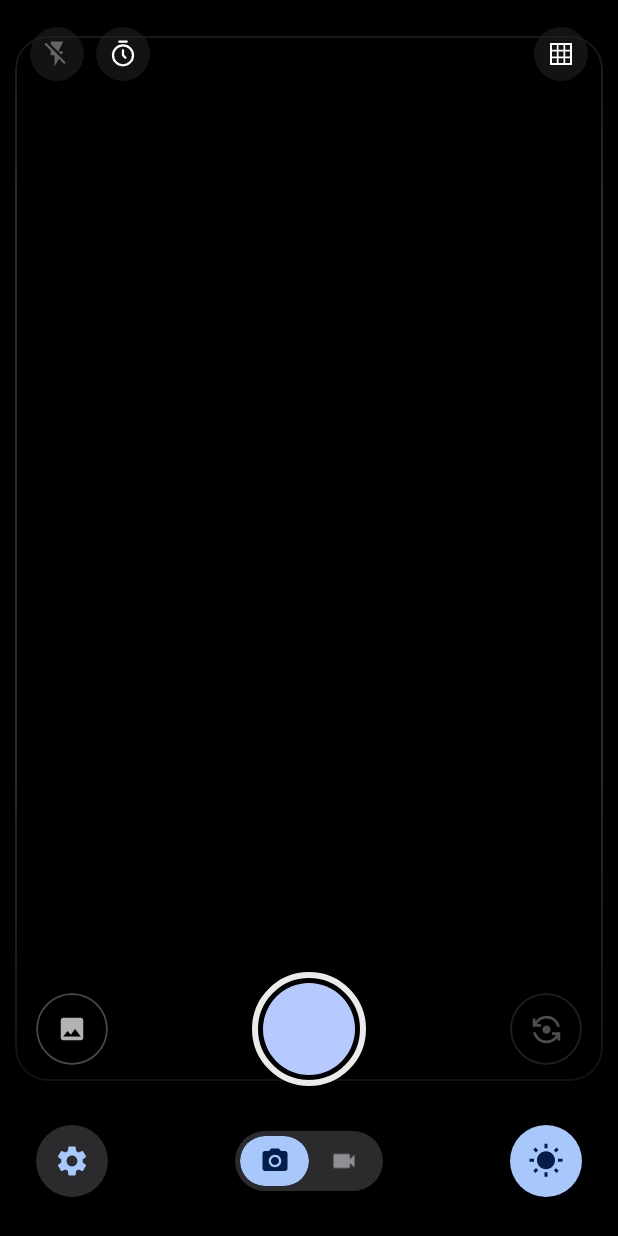
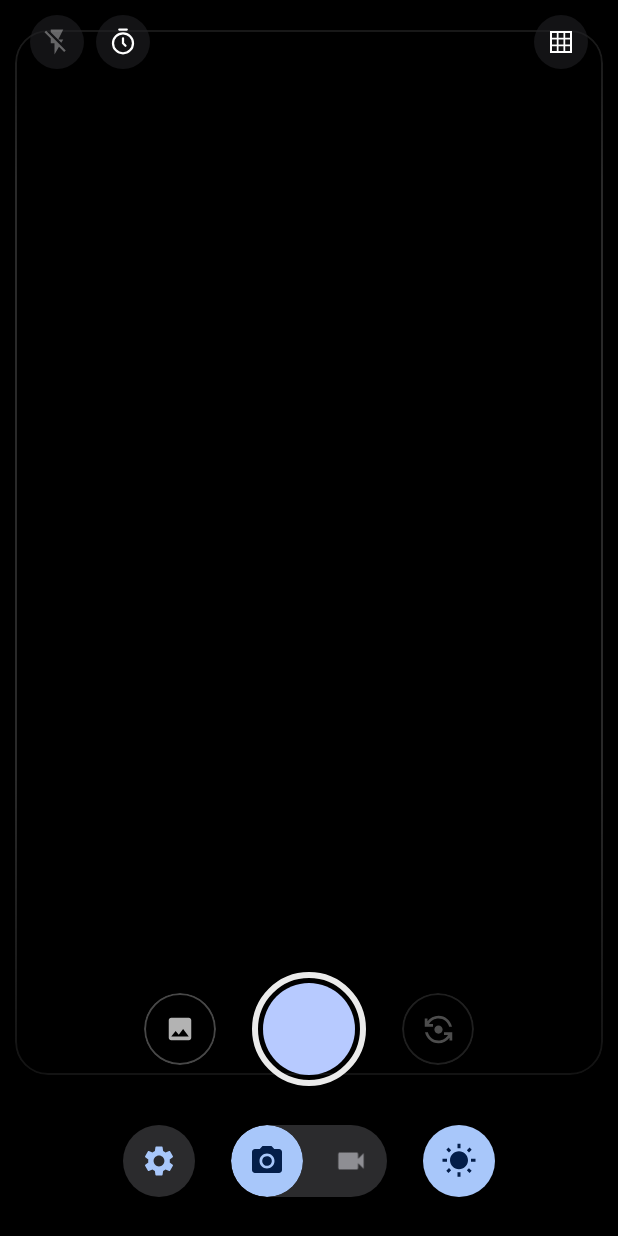
Before and after one commit to dnecra/pure-cam, an Android app built with Jetpack Compose: the composable GoogleCameraUI shown on its own in the app's theme, on a phone screen of 412 x 824 dp. Run offline under Robolectric (Android 15) with nearby library versions, the phone set to English and light mode, and no system bars; 2 statements that could not run were skipped.

Commit message:
Refine camera control layout
Center the shutter, thumbnail, and flip controls, adjust bottom-bar spacing, and enlarge mode buttons into circular touch targets. Remove extra top padding from the camera preview.

```diff
--- a/app/src/main/java/com/necra/purecam/ui/GoogleCameraUI.kt
+++ b/app/src/main/java/com/necra/purecam/ui/GoogleCameraUI.kt
@@ -132,7 +132,7 @@ fun GoogleCameraUI(
         Box(
             modifier = Modifier
                 .fillMaxSize()
-                .padding(start = 10.dp, end = 10.dp, top = 8.dp, bottom = 88.dp)
+                .padding(start = 10.dp, end = 10.dp, bottom = 88.dp)
         ) {
             // Plain black card. The preview is clipped by its selected-ratio window, so no extra
             // rounded Surface layer wraps the whole viewfinder (one less layer per frame).
@@ -244,29 +244,30 @@ fun GoogleCameraUI(
                         }
                         if (lenses.size > 1) Spacer(Modifier.height(18.dp))
                         Row(
-                            modifier = Modifier.fillMaxWidth(),
-                            verticalAlignment = Alignment.CenterVertically
+                            modifier = Modifier
+                                .fillMaxWidth()
+                                .padding(horizontal = 24.dp),
+                            verticalAlignment = Alignment.CenterVertically,
+                            horizontalArrangement = Arrangement.Center
                         ) {
-                            Box(modifier = Modifier.weight(1f), contentAlignment = Alignment.CenterStart) {
                             PhotoThumbnail(
                                 uri = state.lastPhoto,
                                 isVideo = state.lastMediaIsVideo,
                                 onClick = onOpenPhoto
                             )
-                            }
+                            Spacer(modifier = Modifier.width(24.dp))
                             ShutterButton(
                                 capturing = state.capturing,
                                 recording = state.recording || state.recordingStarting,
                                 videoMode = state.videoMode,
                                 onClick = onShutter
                             )
-                            Box(modifier = Modifier.weight(1f), contentAlignment = Alignment.CenterEnd) {
+                            Spacer(modifier = Modifier.width(24.dp))
                             FlipButton(
                                 enabled = canFlip && !state.recording,
                                 rotationDegrees = state.deviceRotation,
                                 onClick = onFlip
                             )
-                            }
                         }
                     }
                 }
@@ -529,11 +530,14 @@ private fun BottomBar(
         modifier = modifier
             .fillMaxWidth()
             .height(72.dp)
-            .padding(horizontal = 24.dp),
-        verticalAlignment = Alignment.CenterVertically
+            .padding(horizontal = 16.dp),
+        verticalAlignment = Alignment.CenterVertically,
+        horizontalArrangement = Arrangement.Center
     ) {
-        // Equal side weights keep the mode switch exactly centred under the shutter.
-        Box(modifier = Modifier.weight(1f), contentAlignment = Alignment.CenterStart) {
+        Box(
+            modifier = Modifier.size(48.dp),
+            contentAlignment = Alignment.CENTER
+        ) {
             BarButton(
                 icon = R.drawable.ic_settings,
                 description = stringResource(R.string.settings),
@@ -541,13 +545,20 @@ private fun BottomBar(
             )
         }
 
+        Spacer(modifier = Modifier.width(24.dp))
+
         SegmentedControl(
             mode = mode,
             enabled = modeEnabled,
             onSelect = onSelectMode
         )
 
-        Box(modifier = Modifier.weight(1f), contentAlignment = Alignment.CenterEnd) {
+        Spacer(modifier = Modifier.width(24.dp))
+
+        Box(
+            modifier = Modifier.size(48.dp),
+            contentAlignment = Alignment.CENTER
+        ) {
             BarButton(
                 icon = R.drawable.ic_white_balance,
                 description = stringResource(R.string.wb),
@@ -605,9 +616,9 @@ private fun SegmentedControl(
     ) {
         Row(
             modifier = Modifier
-                .height(40.dp)
-                .padding(3.dp),
-            verticalAlignment = Alignment.CenterVertically
+                .height(48.dp),
+            verticalAlignment = Alignment.CenterVertically,
+            horizontalArrangement = Arrangement.spacedBy(8.dp)
         ) {
             SegmentButton(
                 icon = R.drawable.ic_camera,
@@ -649,7 +660,7 @@ private fun SegmentButton(
         animationSpec = tween(160),
         label = "segmentTint"
     )
-    val shape = RoundedCornerShape(20.dp)
+    val shape = CircleShape
     val selectedScale by animateFloatAsState(
         targetValue = if (isSelected) 1f else 0.94f,
         animationSpec = spring(dampingRatio = 0.68f, stiffness = 520f),
@@ -660,7 +671,7 @@ private fun SegmentButton(
         shape = shape,
         color = backgroundColor,
         modifier = Modifier
-            .size(width = 46.dp, height = 34.dp)
+            .size(width = 48.dp, height = 48.dp)
             .graphicsLayer { scaleX = selectedScale; scaleY = selectedScale }
             // Clip before the ripple so the pressed indication follows the pill, not a box.
             .clip(shape)
@@ -674,7 +685,7 @@ private fun SegmentButton(
                 painter = painterResource(icon),
                 contentDescription = description,
                 tint = iconTint,
-                modifier = Modifier.size(20.dp)
+                modifier = Modifier.size(24.dp)
             )
         }
     }
```
Lines whose indentation alone changed are shown as unchanged.
